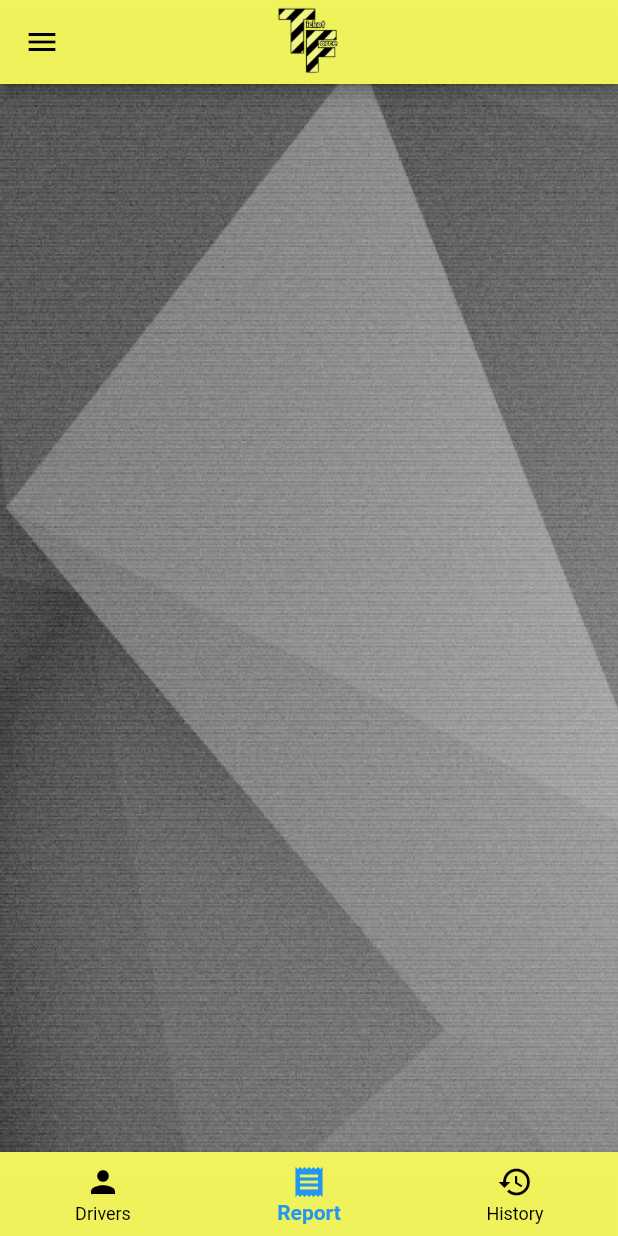
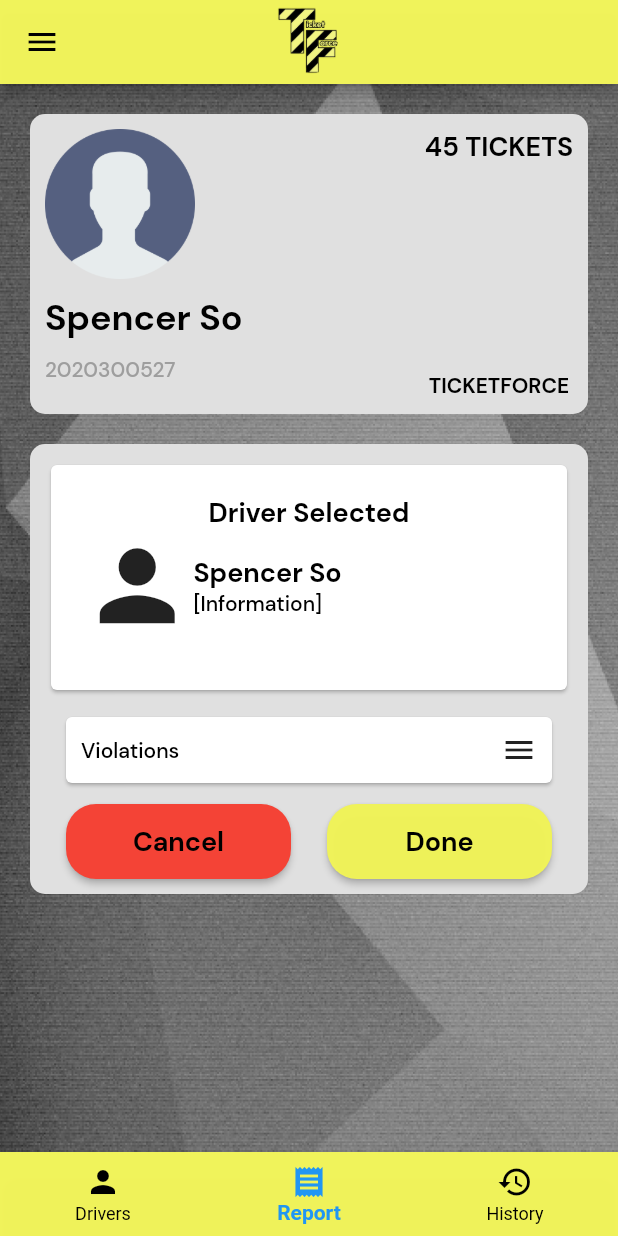
Before and after one commit to lansoyyy/ticket_force, a Flutter app: the HomeScreen screen opened directly, item 2 of the bottom bar chosen, on a phone screen of 412 x 824 dp. Run offline on Flutter 3.47's test engine with Material 2 defaults, Android fonts, the light colour scheme and no system bars; our stand-ins replace fluttertoast; Roboto replaces fonts that are missing (QBold, QRegular).

Commit message:
added apprehension tab

```diff
--- a/lib/screens/home_screen.dart
+++ b/lib/screens/home_screen.dart
@@ -1,4 +1,5 @@
 import 'package:flutter/material.dart';
+import 'package:ticket_force/screens/tabs/apprehension_tab.dart';
 import 'package:ticket_force/screens/tabs/drivers_tab.dart';
 import 'package:ticket_force/utils/colors.dart';
 import 'package:ticket_force/widgets/drawer_widget.dart';
@@ -19,7 +20,7 @@ class _HomeScreenState extends State<HomeScreen> {
   Widget build(BuildContext context) {
     final tabs = [
       const DriversTab(),
-      const SizedBox(),
+      const ApprehensionTab(),
       const SizedBox(),
     ];
 
--- /dev/null
+++ b/lib/screens/tabs/apprehension_tab.dart
@@ -0,0 +1,418 @@
+import 'package:flutter/material.dart';
+import 'package:ticket_force/screens/tabs/register_driver_tab.dart';
+import 'package:ticket_force/utils/colors.dart';
+import 'package:ticket_force/widgets/button_widget.dart';
+import 'package:ticket_force/widgets/text_widget.dart';
+
+class ApprehensionTab extends StatefulWidget {
+  const ApprehensionTab({super.key});
+
+  @override
+  State<ApprehensionTab> createState() => _ApprehensionTabState();
+}
+
+class _ApprehensionTabState extends State<ApprehensionTab> {
+  int index = 0;
+  final searchController = TextEditingController();
+  String nameSearched = '';
+  @override
+  Widget build(BuildContext context) {
+    return SingleChildScrollView(
+      child: Column(
+        children: [
+          const SizedBox(
+            height: 20,
+          ),
+          Padding(
+            padding: const EdgeInsets.only(left: 20, right: 20),
+            child: Container(
+              width: double.infinity,
+              height: 200,
+              decoration: BoxDecoration(
+                  color: Colors.grey[300],
+                  borderRadius: BorderRadius.circular(10)),
+              child: Padding(
+                padding: const EdgeInsets.all(10.0),
+                child: Row(
+                  mainAxisAlignment: MainAxisAlignment.spaceBetween,
+                  children: [
+                    Column(
+                      crossAxisAlignment: CrossAxisAlignment.start,
+                      mainAxisAlignment: MainAxisAlignment.start,
+                      children: [
+                        Image.asset(
+                          'assets/images/profile.png',
+                          height: 100,
+                        ),
+                        const SizedBox(
+                          height: 10,
+                        ),
+                        TextWidget(
+                          text: 'Spencer So',
+                          fontSize: 24,
+                          fontFamily: 'Bold',
+                          color: Colors.black,
+                        ),
+                        const SizedBox(
+                          height: 10,
+                        ),
+                        TextWidget(
+                          text: '2020300527',
+                          fontSize: 14,
+                          fontFamily: 'Medium',
+                          color: Colors.grey,
+                        ),
+                      ],
+                    ),
+                    Column(
+                      mainAxisAlignment: MainAxisAlignment.spaceBetween,
+                      children: [
+                        TextWidget(
+                          text: '45 TICKETS',
+                          fontSize: 18,
+                          color: Colors.black,
+                          fontFamily: 'Bold',
+                        ),
+                        TextWidget(
+                          text: 'TICKETFORCE',
+                          fontSize: 14,
+                          color: Colors.black,
+                          fontFamily: 'Bold',
+                        ),
+                      ],
+                    ),
+                  ],
+                ),
+              ),
+            ),
+          ),
+          const SizedBox(
+            height: 20,
+          ),
+          index == 0
+              ? first()
+              : index == 1
+                  ? second()
+                  : third()
+        ],
+      ),
+    );
+  }
+
+  Widget first() {
+    return Padding(
+      padding: const EdgeInsets.only(left: 20, right: 20),
+      child: Container(
+        width: double.infinity,
+        height: 300,
+        decoration: BoxDecoration(
+            color: Colors.grey[300], borderRadius: BorderRadius.circular(10)),
+        child: Center(
+          child: Column(
+            mainAxisAlignment: MainAxisAlignment.start,
+            crossAxisAlignment: CrossAxisAlignment.center,
+            children: [
+              Padding(
+                padding: const EdgeInsets.all(10),
+                child: Card(
+                  child: SizedBox(
+                    width: double.infinity,
+                    height: 150,
+                    child: Column(
+                      crossAxisAlignment: CrossAxisAlignment.center,
+                      mainAxisAlignment: MainAxisAlignment.start,
+                      children: [
+                        const SizedBox(
+                          height: 20,
+                        ),
+                        TextWidget(
+                          text: 'Driver Selected',
+                          fontSize: 18,
+                          fontFamily: 'Bold',
+                        ),
+                        Padding(
+                          padding: const EdgeInsets.only(left: 20, right: 20),
+                          child: Row(
+                            mainAxisAlignment: MainAxisAlignment.start,
+                            children: [
+                              const Icon(
+                                Icons.person,
+                                size: 75,
+                              ),
+                              Column(
+                                crossAxisAlignment: CrossAxisAlignment.start,
+                                children: [
+                                  TextWidget(
+                                    text: 'Spencer So',
+                                    fontSize: 18,
+                                    fontFamily: 'Bold',
+                                  ),
+                                  TextWidget(
+                                    text: '[Information]',
+                                    fontSize: 14,
+                                    fontFamily: 'Medium',
+                                  ),
+                                ],
+                              ),
+                            ],
+                          ),
+                        ),
+                      ],
+                    ),
+                  ),
+                ),
+              ),
+              Padding(
+                padding: const EdgeInsets.only(left: 20, right: 20),
+                child: Card(
+                    child: Padding(
+                  padding: const EdgeInsets.all(10.0),
+                  child: Row(
+                    mainAxisAlignment: MainAxisAlignment.spaceBetween,
+                    children: [
+                      TextWidget(
+                        text: 'Violations',
+                        fontSize: 14,
+                        fontFamily: 'Medium',
+                      ),
+                      const Icon(
+                        Icons.menu,
+                      ),
+                    ],
+                  ),
+                )),
+              ),
+              const SizedBox(
+                height: 10,
+              ),
+              Row(
+                mainAxisAlignment: MainAxisAlignment.spaceEvenly,
+                children: [
+                  ButtonWidget(
+                    textColor: Colors.black,
+                    radius: 20,
+                    width: 150,
+                    color: Colors.red,
+                    label: 'Cancel',
+                    onPressed: () {},
+                  ),
+                  ButtonWidget(
+                    textColor: Colors.black,
+                    radius: 20,
+                    width: 150,
+                    color: primary,
+                    label: 'Done',
+                    onPressed: () {
+                      setState(() {
+                        index++;
+                      });
+                    },
+                  ),
+                ],
+              ),
+            ],
+          ),
+        ),
+      ),
+    );
+  }
+
+  Widget second() {
+    return Padding(
+      padding: const EdgeInsets.only(left: 20, right: 20),
+      child: Container(
+        width: double.infinity,
+        height: 300,
+        decoration: BoxDecoration(
+            color: Colors.grey[300], borderRadius: BorderRadius.circular(10)),
+        child: Center(
+          child: SingleChildScrollView(
+            child: Column(
+              mainAxisAlignment: MainAxisAlignment.start,
+              crossAxisAlignment: CrossAxisAlignment.center,
+              children: [
+                const SizedBox(
+                  height: 10,
+                ),
+                TextWidget(
+                  text: 'Total Amount',
+                  fontSize: 18,
+                  fontFamily: 'Bold',
+                ),
+                const SizedBox(
+                  height: 10,
+                ),
+                Row(
+                  mainAxisAlignment: MainAxisAlignment.spaceEvenly,
+                  children: [
+                    Column(
+                      crossAxisAlignment: CrossAxisAlignment.start,
+                      mainAxisAlignment: MainAxisAlignment.start,
+                      children: [
+                        for (int i = 0; i < 10; i++)
+                          SizedBox(
+                            width: 160,
+                            child: ListTile(
+                              leading:
+                                  const Icon(Icons.check_box_outline_blank),
+                              title: TextWidget(
+                                text: 'Violation $i',
+                                fontSize: 14,
+                              ),
+                            ),
+                          ),
+                      ],
+                    ),
+                    Column(
+                      crossAxisAlignment: CrossAxisAlignment.start,
+                      mainAxisAlignment: MainAxisAlignment.start,
+                      children: [
+                        for (int i = 0; i < 10; i++)
+                          SizedBox(
+                            width: 160,
+                            child: ListTile(
+                              leading:
+                                  const Icon(Icons.check_box_outline_blank),
+                              title: TextWidget(
+                                text: 'Violation $i',
+                                fontSize: 14,
+                              ),
+                            ),
+                          ),
+                      ],
+                    ),
+                  ],
+                ),
+                Row(
+                  mainAxisAlignment: MainAxisAlignment.spaceEvenly,
+                  children: [
+                    ButtonWidget(
+                      textColor: Colors.black,
+                      radius: 20,
+                      width: 150,
+                      color: Colors.red,
+                      label: 'Cancel',
+                      onPressed: () {
+                        setState(() {
+                          index--;
+                        });
+                      },
+                    ),
+                    ButtonWidget(
+                      textColor: Colors.black,
+                      radius: 20,
+                      width: 150,
+                      color: primary,
+                      label: 'Done',
+                      onPressed: () {
+                        setState(() {
+                          index++;
+                        });
+                      },
+                    ),
+                  ],
+                ),
+                const SizedBox(
+                  height: 20,
+                ),
+              ],
+            ),
+          ),
+        ),
+      ),
+    );
+  }
+
+  Widget third() {
+    return Padding(
+      padding: const EdgeInsets.only(left: 20, right: 20),
+      child: Container(
+        width: double.infinity,
+        height: 300,
+        decoration: BoxDecoration(
+            color: Colors.grey[300], borderRadius: BorderRadius.circular(10)),
+        child: SingleChildScrollView(
+          child: Padding(
+            padding: const EdgeInsets.all(10.0),
+            child: Column(
+              mainAxisAlignment: MainAxisAlignment.start,
+              crossAxisAlignment: CrossAxisAlignment.start,
+              children: [
+                const SizedBox(
+                  height: 10,
+                ),
+                Align(
+                  alignment: Alignment.topRight,
+                  child: TextWidget(
+                    text: '[Ticket Number]',
+                    fontSize: 14,
+                    fontFamily: 'Bold',
+                    color: Colors.red,
+                  ),
+                ),
+                TextWidget(
+                  text: 'Spencer So',
+                  fontSize: 24,
+                  fontFamily: 'Bold',
+                  color: Colors.black,
+                ),
+                Align(
+                  alignment: Alignment.topLeft,
+                  child: TextWidget(
+                    text: '[Information]',
+                    fontSize: 14,
+                    fontFamily: 'Bold',
+                    color: Colors.red,
+                  ),
+                ),
+                for (int i = 0; i < 2; i++)
+                  ListTile(
+                    leading: TextWidget(
+                      text: '[Violation $i]',
+                      fontSize: 14,
+                      fontFamily: 'Bold',
+                      color: Colors.red,
+                    ),
+                    trailing: TextWidget(
+                      text: '[Amount]',
+                      fontSize: 14,
+                      fontFamily: 'Bold',
+                      color: Colors.red,
+                    ),
+                  ),
+                Padding(
+                  padding: const EdgeInsets.only(right: 15),
+                  child: Align(
+                    alignment: Alignment.topRight,
+                    child: TextWidget(
+                      text: '[TOTAL]',
+                      fontSize: 14,
+                      fontFamily: 'Bold',
+                      color: Colors.red,
+                    ),
+                  ),
+                ),
+                const SizedBox(
+                  height: 20,
+                ),
+                Center(
+                  child: ButtonWidget(
+                    textColor: Colors.black,
+                    radius: 20,
+                    width: 300,
+                    color: primary,
+                    label: 'Print Ticket',
+                    onPressed: () {},
+                  ),
+                ),
+                const SizedBox(
+                  height: 20,
+                ),
+              ],
+            ),
+          ),
+        ),
+      ),
+    );
+  }
+}
```
